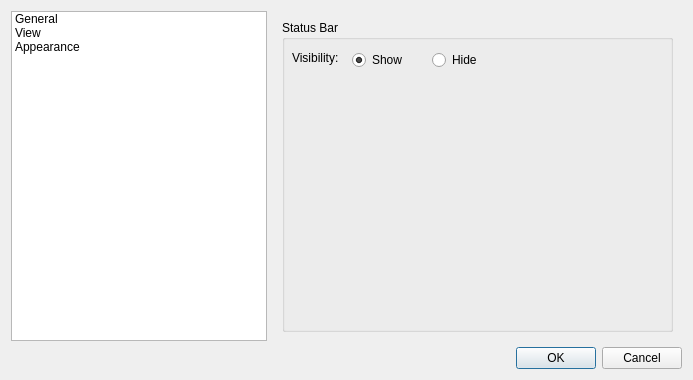
This is preferencesdialog.ui in Yovsky/Edito as Qt 5 draws it before an edit. The edited form follows.
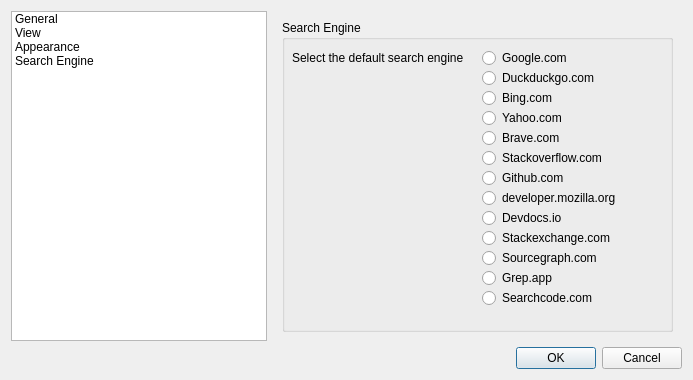
This is the edited form. Icons and pictures are not drawn.

Commit message: Added Search on Web settings and saving them.

What changed in the file:
```diff
--- a/preferencesdialog.ui
+++ b/preferencesdialog.ui
@@ -35,12 +35,17 @@
        <string>Appearance</string>
       </property>
      </item>
+     <item>
+      <property name="text">
+       <string>Search Engine</string>
+      </property>
+     </item>
     </widget>
    </item>
    <item row="0" column="1">
     <widget class="QStackedWidget" name="stackedWidget">
      <property name="currentIndex">
-      <number>1</number>
+      <number>3</number>
      </property>
      <widget class="QWidget" name="General"/>
      <widget class="QWidget" name="View">
@@ -183,6 +188,199 @@
        </item>
       </layout>
      </widget>
+     <widget class="QWidget" name="searchEngine">
+      <layout class="QGridLayout" name="gridLayout_3">
+       <item row="0" column="1">
+        <widget class="QGroupBox" name="groupBox_3">
+         <property name="title">
+          <string>Search Engine</string>
+         </property>
+         <widget class="QLabel" name="label_3">
+          <property name="geometry">
+           <rect>
+            <x>10</x>
+            <y>30</y>
+            <width>171</width>
+            <height>16</height>
+           </rect>
+          </property>
+          <property name="text">
+           <string>Select the default search engine:</string>
+          </property>
+         </widget>
+         <widget class="QRadioButton" name="google">
+          <property name="geometry">
+           <rect>
+            <x>200</x>
+            <y>30</y>
+            <width>90</width>
+            <height>16</height>
+           </rect>
+          </property>
+          <property name="text">
+           <string>Google.com</string>
+          </property>
+         </widget>
+         <widget class="QRadioButton" name="dDGo">
+          <property name="geometry">
+           <rect>
+            <x>200</x>
+            <y>50</y>
+            <width>121</width>
+            <height>16</height>
+           </rect>
+          </property>
+          <property name="text">
+           <string>Duckduckgo.com</string>
+          </property>
+         </widget>
+         <widget class="QRadioButton" name="yahoo">
+          <property name="geometry">
+           <rect>
+            <x>200</x>
+            <y>90</y>
+            <width>121</width>
+            <height>16</height>
+           </rect>
+          </property>
+          <property name="text">
+           <string>Yahoo.com</string>
+          </property>
+         </widget>
+         <widget class="QRadioButton" name="bing">
+          <property name="geometry">
+           <rect>
+            <x>200</x>
+            <y>70</y>
+            <width>121</width>
+            <height>16</height>
+           </rect>
+          </property>
+          <property name="text">
+           <string>Bing.com</string>
+          </property>
+         </widget>
+         <widget class="QRadioButton" name="brave">
+          <property name="geometry">
+           <rect>
+            <x>200</x>
+            <y>110</y>
+            <width>121</width>
+            <height>16</height>
+           </rect>
+          </property>
+          <property name="text">
+           <string>Brave.com</string>
+          </property>
+         </widget>
+         <widget class="QRadioButton" name="stackOF">
+          <property name="geometry">
+           <rect>
+            <x>200</x>
+            <y>130</y>
+            <width>131</width>
+            <height>16</height>
+           </rect>
+          </property>
+          <property name="text">
+           <string>Stackoverflow.com</string>
+          </property>
+         </widget>
+         <widget class="QRadioButton" name="gitHub">
+          <property name="geometry">
+           <rect>
+            <x>200</x>
+            <y>150</y>
+            <width>121</width>
+            <height>16</height>
+           </rect>
+          </property>
+          <property name="text">
+           <string>Github.com</string>
+          </property>
+         </widget>
+         <widget class="QRadioButton" name="deMo">
+          <property name="geometry">
+           <rect>
+            <x>200</x>
+            <y>170</y>
+            <width>141</width>
+            <height>16</height>
+           </rect>
+          </property>
+          <property name="text">
+           <string>developer.mozilla.org</string>
+          </property>
+         </widget>
+         <widget class="QRadioButton" name="devDocs">
+          <property name="geometry">
+           <rect>
+            <x>200</x>
+            <y>190</y>
+            <width>121</width>
+            <height>16</height>
+           </rect>
+          </property>
+          <property name="text">
+           <string>Devdocs.io</string>
+          </property>
+         </widget>
+         <widget class="QRadioButton" name="sExchange">
+          <property name="geometry">
+           <rect>
+            <x>200</x>
+            <y>210</y>
+            <width>131</width>
+            <height>16</height>
+           </rect>
+          </property>
+          <property name="text">
+           <string>Stackexchange.com</string>
+          </property>
+         </widget>
+         <widget class="QRadioButton" name="sourceGr">
+          <property name="geometry">
+           <rect>
+            <x>200</x>
+            <y>230</y>
+            <width>121</width>
+            <height>16</height>
+           </rect>
+          </property>
+          <property name="text">
+           <string>Sourcegraph.com</string>
+          </property>
+         </widget>
+         <widget class="QRadioButton" name="grep">
+          <property name="geometry">
+           <rect>
+            <x>200</x>
+            <y>250</y>
+            <width>121</width>
+            <height>16</height>
+           </rect>
+          </property>
+          <property name="text">
+           <string>Grep.app</string>
+          </property>
+         </widget>
+         <widget class="QRadioButton" name="searchCode">
+          <property name="geometry">
+           <rect>
+            <x>200</x>
+            <y>270</y>
+            <width>121</width>
+            <height>16</height>
+           </rect>
+          </property>
+          <property name="text">
+           <string>Searchcode.com</string>
+          </property>
+         </widget>
+        </widget>
+       </item>
+      </layout>
+     </widget>
     </widget>
    </item>
    <item row="1" column="1">
```
The commit also changes 5 other files.
